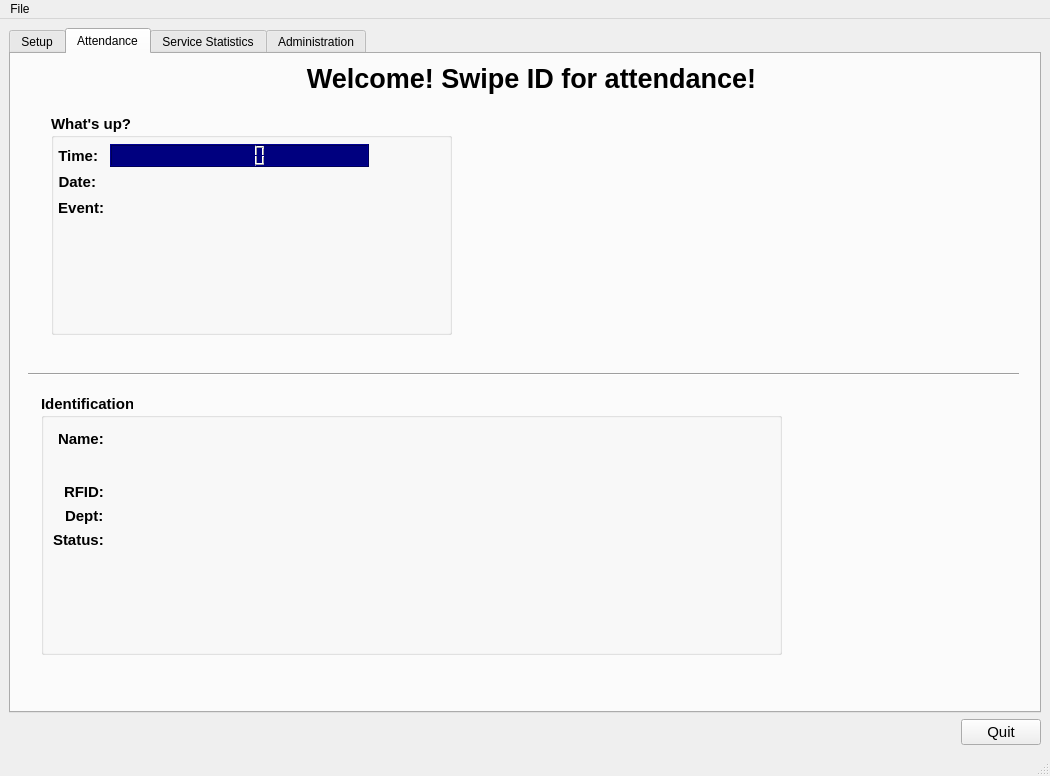
The window that tabbed.ui (dnth/AttTracker-pyside) describes before a commit, drawn with Qt 5.
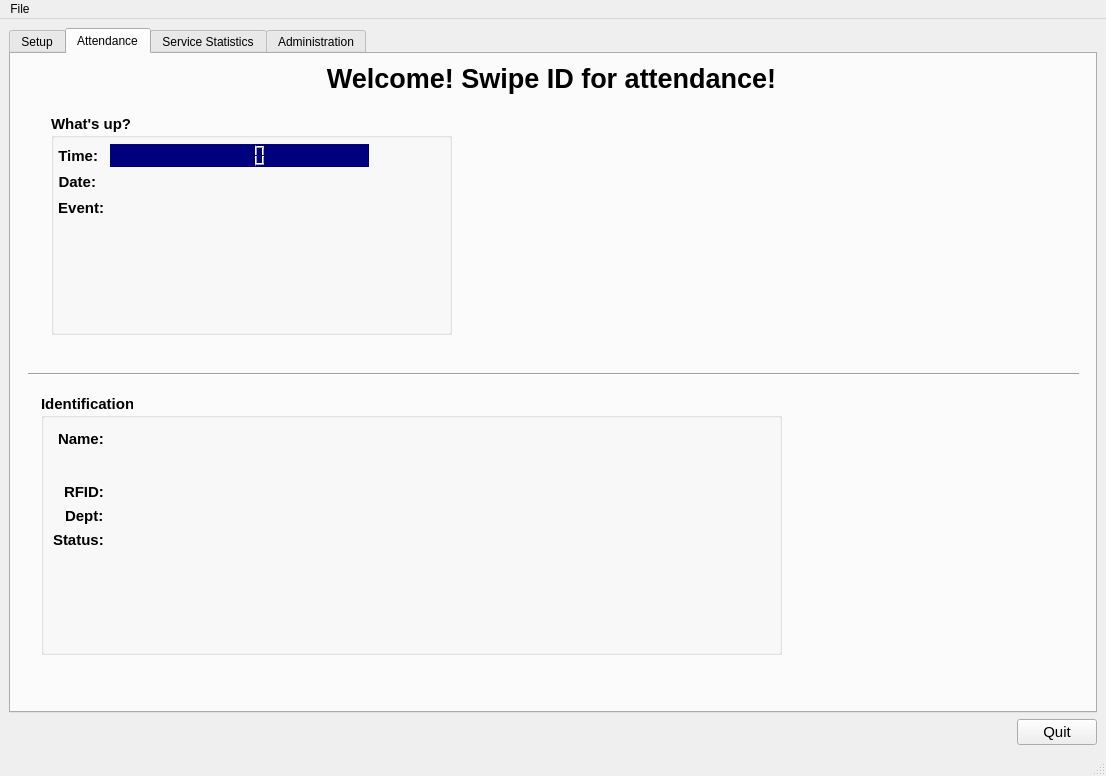
The same window after the commit. The open tabs and pages were chosen to show the change. Icons and pictures are not drawn. Custom widgets are drawn as their Qt base class.

```diff
--- a/tabbed.ui
+++ b/tabbed.ui
@@ -6,7 +6,7 @@
    <rect>
     <x>0</x>
     <y>0</y>
-    <width>1050</width>
+    <width>1106</width>
     <height>776</height>
    </rect>
   </property>
@@ -209,9 +209,9 @@
        <widget class="QLabel" name="label_welcome">
         <property name="geometry">
          <rect>
-          <x>20</x>
+          <x>10</x>
           <y>9</y>
-          <width>1001</width>
+          <width>1061</width>
           <height>31</height>
          </rect>
         </property>
@@ -628,7 +628,7 @@
          <rect>
           <x>17</x>
           <y>310</y>
-          <width>991</width>
+          <width>1051</width>
           <height>21</height>
          </rect>
         </property>
@@ -1699,7 +1699,7 @@
     <rect>
      <x>0</x>
      <y>0</y>
-     <width>1050</width>
+     <width>1106</width>
      <height>25</height>
     </rect>
    </property>
```
Left out of the diff: 2 changed lines with no effect on the pictures.
